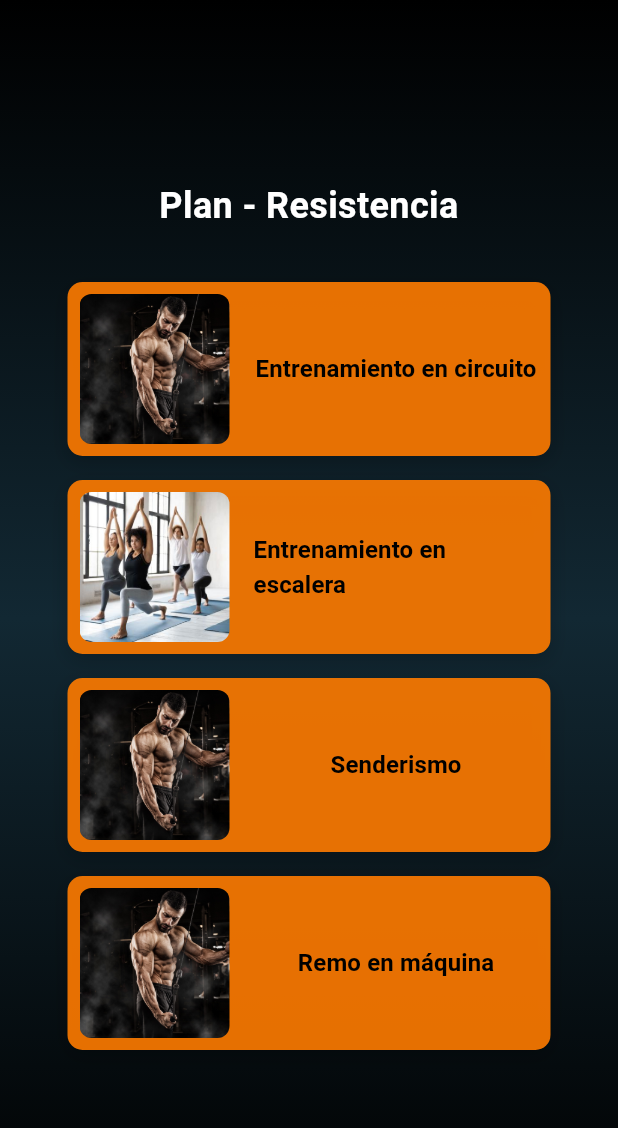
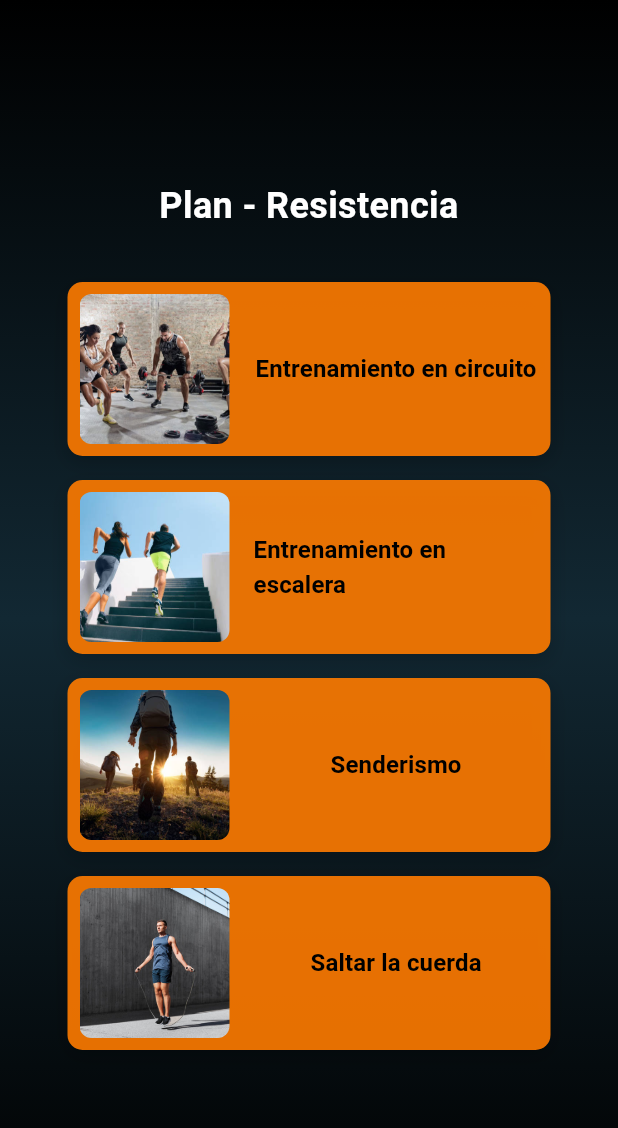
Before and after one commit to BrenRubio/hyperfit, a Flutter app: the PlanResistencia screen opened directly, on a phone screen of 412 x 824 dp. Shown: the top 1128 px of the screen. Run offline on Flutter 3.47's test engine with Material 3 defaults, Android fonts, the phone set to English and light mode, and no system bars; our stand-ins replace cloud_firestore, firebase_auth, firebase_core, google_sign_in; accounts and stored records are empty.

Commit message:
imagen-PlanResistencia

```diff
--- a/lib/paginas/plan_resistencia.dart
+++ b/lib/paginas/plan_resistencia.dart
@@ -50,7 +50,7 @@ class PlanResistencia extends StatelessWidget {
                 ),
                 const SizedBox(height: 30),
                 ActivityItem(
-                  imageUrl: 'assets/fuerza.jpg',
+                  imageUrl: 'assets/circuito.jpg',
                   buttonText: 'Entrenamiento en circuito',
                   onTap: () {
                     Navigator.push(
@@ -62,7 +62,7 @@ class PlanResistencia extends StatelessWidget {
                 ),
                 const SizedBox(height: 8),
                 ActivityItem(
-                  imageUrl: 'assets/flexibilidad.jpg',
+                  imageUrl: 'assets/escalera.jpg',
                   buttonText: 'Entrenamiento en escalera',
                   onTap: () {
                     Navigator.push(
@@ -74,7 +74,7 @@ class PlanResistencia extends StatelessWidget {
                 ),
                 const SizedBox(height: 8),
                 ActivityItem(
-                  imageUrl: 'assets/fuerza.jpg',
+                  imageUrl: 'assets/senderismo.jpg',
                   buttonText: 'Senderismo',
                   onTap: () {
                     Navigator.push(
@@ -86,8 +86,8 @@ class PlanResistencia extends StatelessWidget {
                 ),
                 const SizedBox(height: 8),
                 ActivityItem(
-                  imageUrl: 'assets/fuerza.jpg',
-                  buttonText: 'Remo en máquina',
+                  imageUrl: 'assets/cuerda.jpg',
+                  buttonText: 'Saltar la cuerda',
                   onTap: () {
                     Navigator.push(
                       context,
--- a/pubspec.yaml
+++ b/pubspec.yaml
@@ -72,6 +72,10 @@ flutter:
     - assets/aerobics.jpg
     - assets/caminata.jpg
     - assets/natacion.jpg
+    - assets/circuito.jpg
+    - assets/escalera.jpg
+    - assets/senderismo.jpg
+    - assets/cuerda.jpg
 
   # To add assets to your application, add an assets section, like this:
   # assets:
```
Also changed, not shown: assets/circuito.jpg (added), assets/cuerda.jpg (added), assets/escalera.jpg (added), assets/senderismo.jpg (added).
